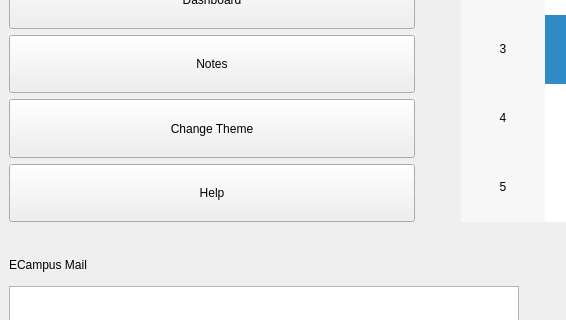
Demonim/Simargl-Study-Project, file main/UI/menu.ui: the form before one commit; both pictures show x 0 to 566 and y 374 to 694 of the 1140 by 864 pixel window.
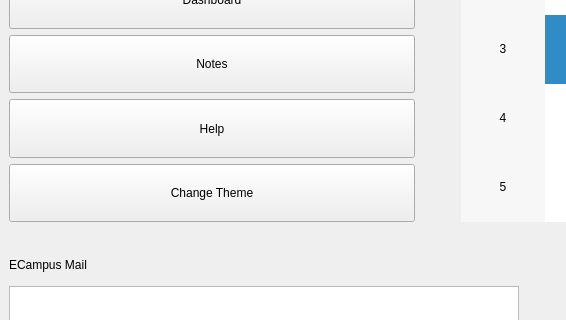
The form after the commit.

What changed in the file:
```diff
--- a/main/UI/menu.ui
+++ b/main/UI/menu.ui
@@ -253,7 +253,7 @@
          </widget>
         </item>
         <item>
-         <widget class="QPushButton" name="Theme">
+         <widget class="QPushButton" name="Help1">
           <property name="sizePolicy">
            <sizepolicy hsizetype="Expanding" vsizetype="Expanding">
             <horstretch>0</horstretch>
@@ -267,12 +267,12 @@
            </size>
           </property>
           <property name="text">
-           <string>Change Theme</string>
+           <string>Help</string>
           </property>
          </widget>
         </item>
         <item>
-         <widget class="QPushButton" name="Help1">
+         <widget class="QPushButton" name="Theme">
           <property name="sizePolicy">
            <sizepolicy hsizetype="Expanding" vsizetype="Expanding">
             <horstretch>0</horstretch>
@@ -286,7 +286,7 @@
            </size>
           </property>
           <property name="text">
-           <string>Help</string>
+           <string>Change Theme</string>
           </property>
          </widget>
         </item>
```
